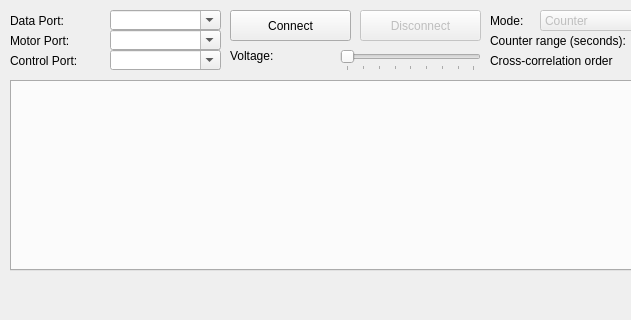
ahp-electronics/xc-gui, file mainwindow.ui: the form before one commit; both pictures show x 0 to 631 and y 0 to 320 of the 1105 by 600 pixel window.
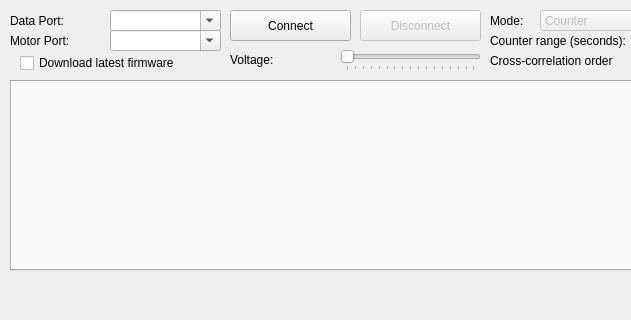
The form after the commit.

Patch:
```diff
--- a/mainwindow.ui
+++ b/mainwindow.ui
@@ -20,7 +20,7 @@
       <x>110</x>
       <y>10</y>
       <width>111</width>
-      <height>20</height>
+      <height>21</height>
      </rect>
     </property>
     <property name="editable">
@@ -194,7 +194,7 @@
       <x>110</x>
       <y>30</y>
       <width>111</width>
-      <height>20</height>
+      <height>21</height>
      </rect>
     </property>
     <property name="editable">
@@ -214,7 +214,7 @@
      </rect>
     </property>
     <property name="maximum">
-     <number>127</number>
+     <number>255</number>
     </property>
     <property name="orientation">
      <enum>Qt::Horizontal</enum>
@@ -230,7 +230,7 @@
     <property name="geometry">
      <rect>
       <x>230</x>
-      <y>46</y>
+      <y>50</y>
       <width>111</width>
       <height>20</height>
      </rect>
@@ -239,32 +239,6 @@
      <string>Voltage:</string>
     </property>
    </widget>
-   <widget class="QLabel" name="label_7">
-    <property name="geometry">
-     <rect>
-      <x>10</x>
-      <y>50</y>
-      <width>91</width>
-      <height>21</height>
-     </rect>
-    </property>
-    <property name="text">
-     <string>Control Port:</string>
-    </property>
-   </widget>
-   <widget class="QComboBox" name="ControlPort">
-    <property name="geometry">
-     <rect>
-      <x>110</x>
-      <y>50</y>
-      <width>111</width>
-      <height>20</height>
-     </rect>
-    </property>
-    <property name="editable">
-     <bool>true</bool>
-    </property>
-   </widget>
    <widget class="QPushButton" name="Run">
     <property name="enabled">
      <bool>false</bool>
@@ -313,6 +287,19 @@
      <number>2</number>
     </property>
    </widget>
+   <widget class="QCheckBox" name="Download">
+    <property name="geometry">
+     <rect>
+      <x>20</x>
+      <y>53</y>
+      <width>201</width>
+      <height>20</height>
+     </rect>
+    </property>
+    <property name="text">
+     <string>Download latest firmware</string>
+    </property>
+   </widget>
   </widget>
   <widget class="QMenuBar" name="menubar">
    <property name="geometry">
```
